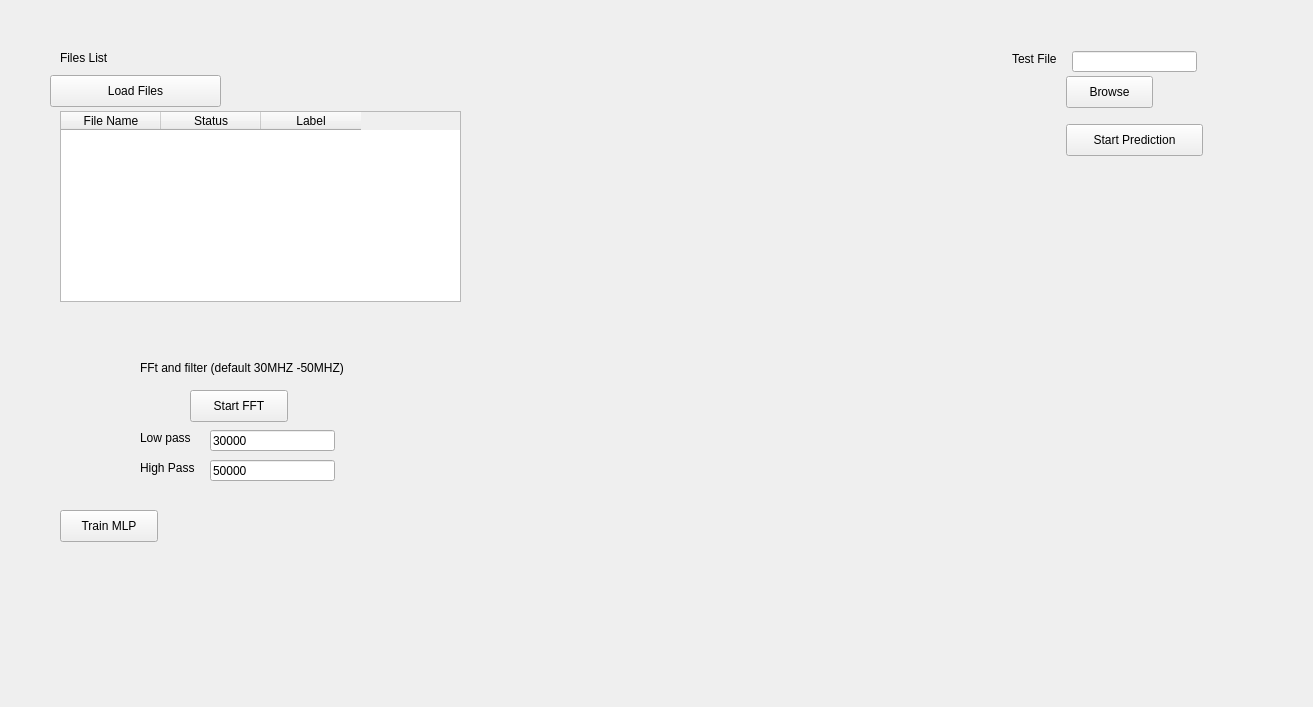
Before: the Qt Designer form DataAnalysis.ui in joshianuj/MachineLearningUltrasonicData, drawn with Qt 5.
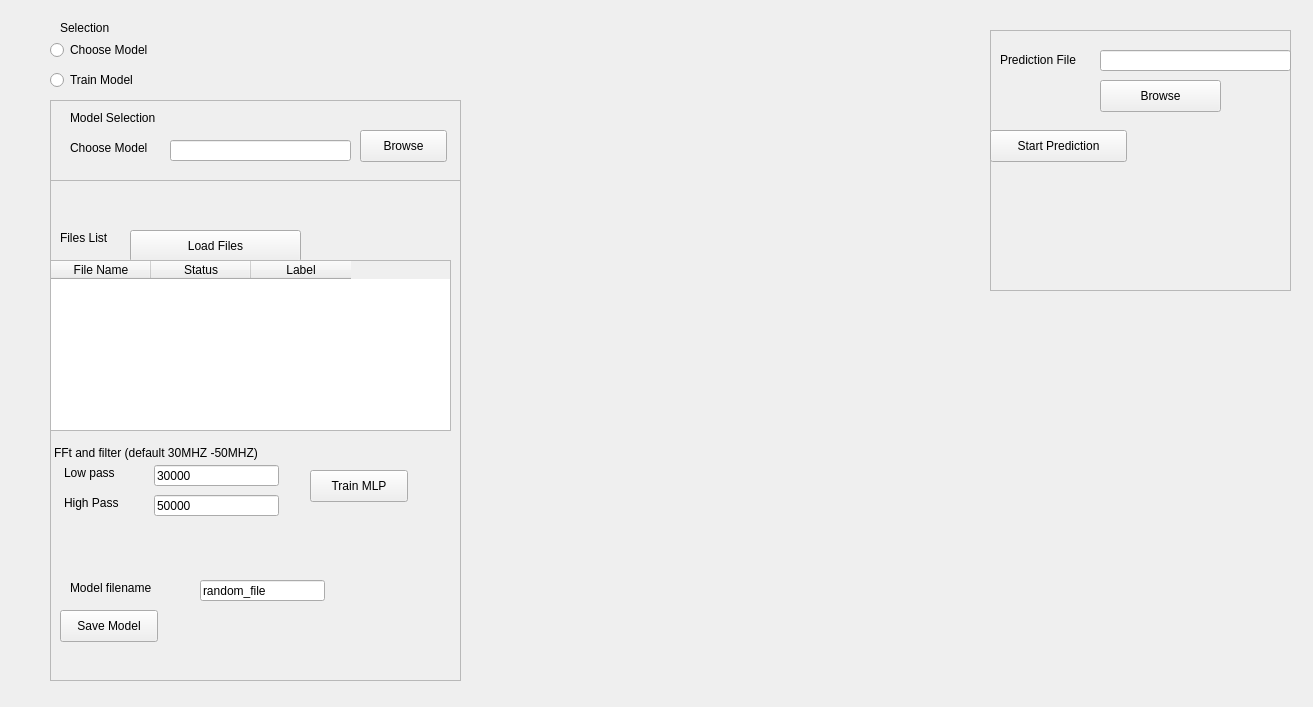
After: the same form once the commit is applied.

Patch:
```diff
--- a/DataAnalysis.ui
+++ b/DataAnalysis.ui
@@ -13,10 +13,129 @@
   <property name="windowTitle">
    <string>Form</string>
   </property>
+  <widget class="QRadioButton" name="radio_choose_model">
+   <property name="geometry">
+    <rect>
+     <x>50</x>
+     <y>40</y>
+     <width>161</width>
+     <height>20</height>
+    </rect>
+   </property>
+   <property name="text">
+    <string>Choose Model</string>
+   </property>
+  </widget>
+  <widget class="QRadioButton" name="radio_choose_train_model">
+   <property name="geometry">
+    <rect>
+     <x>50</x>
+     <y>70</y>
+     <width>161</width>
+     <height>20</height>
+    </rect>
+   </property>
+   <property name="text">
+    <string>Train Model</string>
+   </property>
+  </widget>
+  <widget class="QLabel" name="label_load_2">
+   <property name="geometry">
+    <rect>
+     <x>60</x>
+     <y>20</y>
+     <width>76</width>
+     <height>16</height>
+    </rect>
+   </property>
+   <property name="text">
+    <string>Selection</string>
+   </property>
+  </widget>
+  <widget class="QFrame" name="model_frame">
+   <property name="geometry">
+    <rect>
+     <x>50</x>
+     <y>100</y>
+     <width>411</width>
+     <height>81</height>
+    </rect>
+   </property>
+   <property name="frameShape">
+    <enum>QFrame::StyledPanel</enum>
+   </property>
+   <property name="frameShadow">
+    <enum>QFrame::Raised</enum>
+   </property>
+   <widget class="QLabel" name="label_choose_model">
+    <property name="geometry">
+     <rect>
+      <x>20</x>
+      <y>40</y>
+      <width>101</width>
+      <height>16</height>
+     </rect>
+    </property>
+    <property name="text">
+     <string>Choose Model</string>
+    </property>
+   </widget>
+   <widget class="QLineEdit" name="browse_model_input">
+    <property name="geometry">
+     <rect>
+      <x>120</x>
+      <y>40</y>
+      <width>181</width>
+      <height>21</height>
+     </rect>
+    </property>
+   </widget>
+   <widget class="QPushButton" name="browse_model">
+    <property name="geometry">
+     <rect>
+      <x>310</x>
+      <y>30</y>
+      <width>87</width>
+      <height>32</height>
+     </rect>
+    </property>
+    <property name="text">
+     <string>Browse</string>
+    </property>
+   </widget>
+   <widget class="QLabel" name="lable_title">
+    <property name="geometry">
+     <rect>
+      <x>20</x>
+      <y>10</y>
+      <width>171</width>
+      <height>16</height>
+     </rect>
+    </property>
+    <property name="text">
+     <string>Model Selection</string>
+    </property>
+   </widget>
+  </widget>
+  <widget class="QFrame" name="train_frame">
+   <property name="geometry">
+    <rect>
+     <x>50</x>
+     <y>180</y>
+     <width>411</width>
+     <height>501</height>
+    </rect>
+   </property>
+   <property name="frameShape">
+    <enum>QFrame::StyledPanel</enum>
+   </property>
+   <property name="frameShadow">
+    <enum>QFrame::Raised</enum>
+   </property>
   <widget class="QLabel" name="label_load">
    <property name="geometry">
     <rect>
-     <x>60</x>
+      <x>10</x>
      <y>50</y>
      <width>76</width>
      <height>16</height>
@@ -29,8 +148,8 @@
   <widget class="QPushButton" name="btn_load_file">
    <property name="geometry">
     <rect>
-     <x>50</x>
-     <y>75</y>
+      <x>80</x>
+      <y>50</y>
      <width>171</width>
      <height>32</height>
     </rect>
@@ -39,62 +158,13 @@
     <string>Load Files</string>
    </property>
   </widget>
-  <widget class="QPushButton" name="btn_predict">
-   <property name="geometry">
-    <rect>
-     <x>1066</x>
-     <y>124</y>
-     <width>137</width>
-     <height>32</height>
-    </rect>
-   </property>
-   <property name="text">
-    <string>Start Prediction</string>
-   </property>
-  </widget>
-  <widget class="QLabel" name="label_4">
-   <property name="geometry">
-    <rect>
-     <x>1012</x>
-     <y>51</y>
-     <width>52</width>
-     <height>16</height>
-    </rect>
-   </property>
-   <property name="text">
-    <string>Test File</string>
-   </property>
-  </widget>
-  <widget class="QLineEdit" name="txt_test">
-   <property name="geometry">
-    <rect>
-     <x>1072</x>
-     <y>51</y>
-     <width>125</width>
-     <height>21</height>
-    </rect>
-   </property>
-  </widget>
-  <widget class="QPushButton" name="btn_load_predict_file">
-   <property name="geometry">
-    <rect>
-     <x>1066</x>
-     <y>76</y>
-     <width>87</width>
-     <height>32</height>
-    </rect>
-   </property>
-   <property name="text">
-    <string>Browse</string>
-   </property>
-  </widget>
   <widget class="QTableWidget" name="table_widget">
    <property name="geometry">
     <rect>
-     <x>60</x>
-     <y>111</y>
+      <x>0</x>
+      <y>80</y>
      <width>401</width>
-     <height>191</height>
+      <height>171</height>
     </rect>
    </property>
    <property name="minimumSize">
@@ -125,50 +195,24 @@
     </property>
    </column>
   </widget>
-  <widget class="QLabel" name="label_10">
+   <widget class="QPushButton" name="btn_train">
    <property name="geometry">
     <rect>
-     <x>140</x>
-     <y>360</y>
-     <width>237</width>
-     <height>16</height>
-    </rect>
-   </property>
-   <property name="text">
-    <string>FFt and filter (default 30MHZ -50MHZ)</string>
-   </property>
-  </widget>
-  <widget class="QPushButton" name="btn_start_fft">
-   <property name="geometry">
-    <rect>
-     <x>190</x>
-     <y>390</y>
+      <x>260</x>
+      <y>290</y>
      <width>98</width>
      <height>32</height>
     </rect>
    </property>
    <property name="text">
-    <string>Start FFT</string>
-   </property>
-  </widget>
-  <widget class="QLineEdit" name="txt_low_pass">
-   <property name="geometry">
-    <rect>
-     <x>210</x>
-     <y>430</y>
-     <width>125</width>
-     <height>21</height>
-    </rect>
-   </property>
-   <property name="text">
-    <string>30000</string>
+     <string>Train MLP</string>
    </property>
   </widget>
   <widget class="QLabel" name="label_8">
    <property name="geometry">
     <rect>
-     <x>140</x>
-     <y>430</y>
+      <x>14</x>
+      <y>285</y>
      <width>57</width>
      <height>16</height>
     </rect>
@@ -180,8 +224,8 @@
   <widget class="QLineEdit" name="txt_high_pass">
    <property name="geometry">
     <rect>
-     <x>210</x>
-     <y>460</y>
+      <x>104</x>
+      <y>315</y>
      <width>125</width>
      <height>21</height>
     </rect>
@@ -190,11 +234,24 @@
     <string>50000</string>
    </property>
   </widget>
+   <widget class="QLabel" name="label_10">
+    <property name="geometry">
+     <rect>
+      <x>4</x>
+      <y>265</y>
+      <width>237</width>
+      <height>16</height>
+     </rect>
+    </property>
+    <property name="text">
+     <string>FFt and filter (default 30MHZ -50MHZ)</string>
+    </property>
+   </widget>
   <widget class="QLabel" name="label_9">
    <property name="geometry">
     <rect>
-     <x>140</x>
-     <y>460</y>
+      <x>14</x>
+      <y>315</y>
      <width>61</width>
      <height>16</height>
     </rect>
@@ -203,19 +260,130 @@
     <string>High Pass</string>
    </property>
   </widget>
-  <widget class="QPushButton" name="btn_train">
+   <widget class="QLineEdit" name="txt_low_pass">
    <property name="geometry">
     <rect>
-     <x>60</x>
-     <y>510</y>
+      <x>104</x>
+      <y>285</y>
+      <width>125</width>
+      <height>21</height>
+     </rect>
+    </property>
+    <property name="text">
+     <string>30000</string>
+    </property>
+   </widget>
+   <widget class="QPushButton" name="btn_save_model">
+    <property name="geometry">
+     <rect>
+      <x>10</x>
+      <y>430</y>
      <width>98</width>
      <height>32</height>
     </rect>
    </property>
    <property name="text">
-    <string>Train MLP</string>
-   </property>
-  </widget>
+     <string>Save Model</string>
+    </property>
+   </widget>
+   <widget class="QLineEdit" name="txt_model_filename">
+    <property name="geometry">
+     <rect>
+      <x>150</x>
+      <y>400</y>
+      <width>125</width>
+      <height>21</height>
+     </rect>
+    </property>
+    <property name="text">
+     <string>random_file</string>
+    </property>
+   </widget>
+   <widget class="QLabel" name="model_filename">
+    <property name="geometry">
+     <rect>
+      <x>20</x>
+      <y>400</y>
+      <width>111</width>
+      <height>16</height>
+     </rect>
+    </property>
+    <property name="text">
+     <string>Model filename</string>
+    </property>
+   </widget>
+  </widget>
+  <widget class="QFrame" name="prediction_frame">
+   <property name="geometry">
+    <rect>
+     <x>990</x>
+     <y>30</y>
+     <width>301</width>
+     <height>261</height>
+    </rect>
+   </property>
+   <property name="frameShape">
+    <enum>QFrame::StyledPanel</enum>
+   </property>
+   <property name="frameShadow">
+    <enum>QFrame::Raised</enum>
+   </property>
+   <widget class="QLabel" name="label_4">
+    <property name="geometry">
+     <rect>
+      <x>10</x>
+      <y>20</y>
+      <width>121</width>
+      <height>20</height>
+     </rect>
+    </property>
+    <property name="text">
+     <string>Prediction File</string>
+    </property>
+   </widget>
+   <widget class="QLineEdit" name="txt_predict">
+    <property name="geometry">
+     <rect>
+      <x>110</x>
+      <y>20</y>
+      <width>191</width>
+      <height>21</height>
+     </rect>
+    </property>
+   </widget>
+   <widget class="QPushButton" name="btn_load_predict_file">
+    <property name="geometry">
+     <rect>
+      <x>110</x>
+      <y>50</y>
+      <width>121</width>
+      <height>32</height>
+     </rect>
+    </property>
+    <property name="text">
+     <string>Browse</string>
+    </property>
+   </widget>
+   <widget class="QPushButton" name="btn_predict">
+    <property name="geometry">
+     <rect>
+      <x>0</x>
+      <y>100</y>
+      <width>137</width>
+      <height>32</height>
+     </rect>
+    </property>
+    <property name="text">
+     <string>Start Prediction</string>
+    </property>
+   </widget>
+  </widget>
+  <zorder>model_frame</zorder>
+  <zorder>radio_choose_model</zorder>
+  <zorder>radio_choose_train_model</zorder>
+  <zorder>label_load_2</zorder>
+  <zorder>train_frame</zorder>
+  <zorder>prediction_frame</zorder>
  </widget>
  <resources/>
  <connections/>
```
Lines whose indentation alone changed are shown as unchanged.
